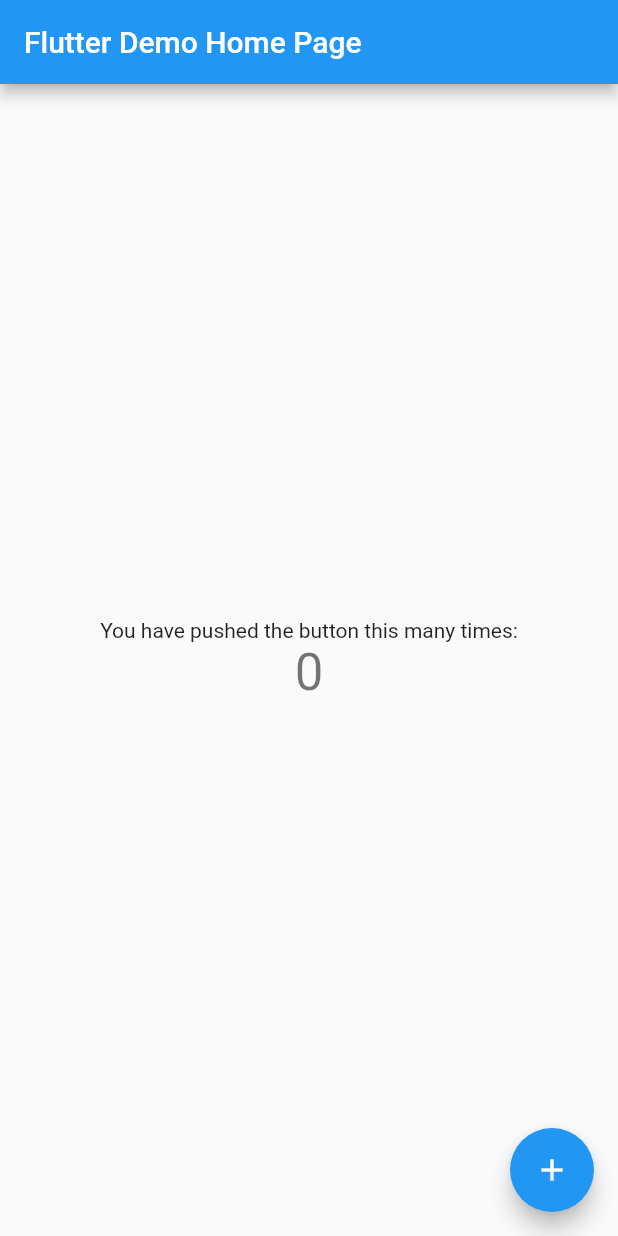
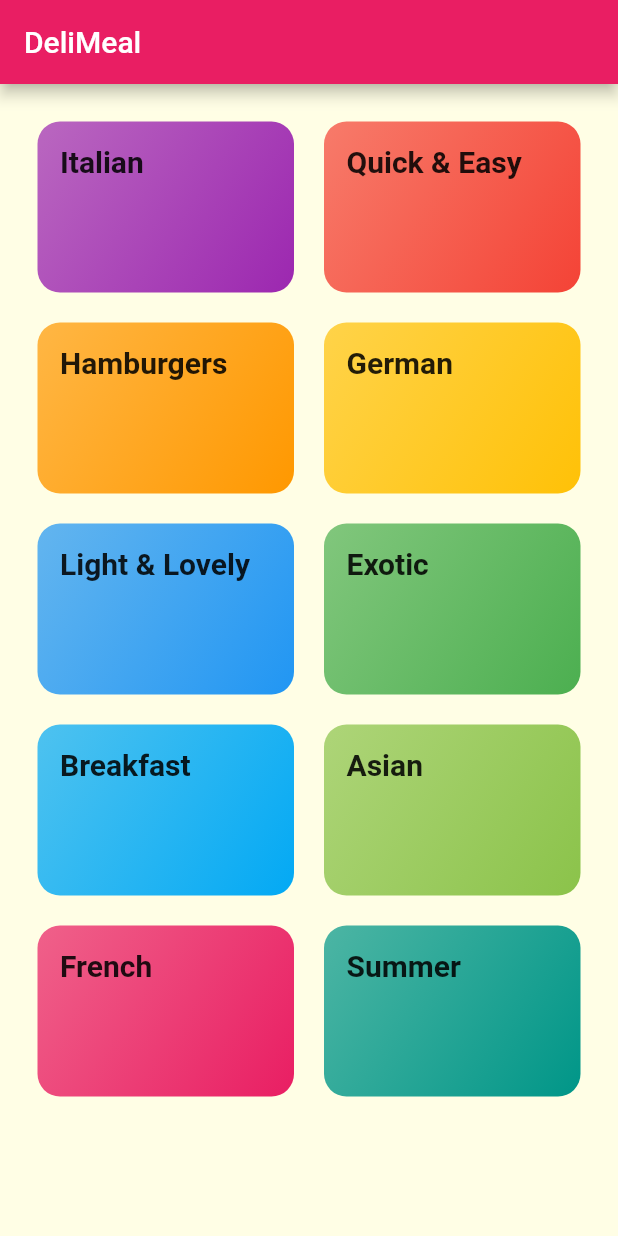
Before and after one commit to wyatthoffman4392/meal_app, a Flutter app: the screen it shows after launch, on a phone screen of 412 x 824 dp. Run offline on Flutter 3.47's test engine with Material 2 defaults, Android fonts, the phone set to English and light mode, and no system bars; Roboto replaces fonts that are missing (Raleway, RobotoCondensed).

Commit message:
Initial Category Layout added.

```diff
--- /dev/null
+++ b/lib/categories_screen.dart
@@ -0,0 +1,27 @@
+import 'package:flutter/material.dart';
+
+import './dummy_data.dart';
+import './category_item.dart';
+
+class CategoriesScreen extends StatelessWidget {
+  @override
+  Widget build(BuildContext context) {
+    return Scaffold(
+      appBar: AppBar(title: const Text('DeliMeal'),),
+      body: GridView(
+        padding: const EdgeInsets.all(25),
+        children: DUMMY_CATEGORIES
+            .map(
+              (catData) => CategoryItem(catData.title, catData.color),
+            )
+            .toList(),
+        gridDelegate: SliverGridDelegateWithMaxCrossAxisExtent(
+          maxCrossAxisExtent: 200,
+          childAspectRatio: 3 / 2,
+          crossAxisSpacing: 20,
+          mainAxisSpacing: 20,
+        ),
+      ),
+    );
+  }
+}
--- /dev/null
+++ b/lib/category_item.dart
@@ -0,0 +1,30 @@
+import 'package:flutter/material.dart';
+
+class CategoryItem extends StatelessWidget {
+  final String title;
+  final Color color;
+
+  CategoryItem(this.title, this.color);
+
+  @override
+  Widget build(BuildContext context) {
+    return Container(
+      padding: const EdgeInsets.all(15),
+      child: Text(
+        title,
+        style: Theme.of(context).textTheme.title,
+      ),
+      decoration: BoxDecoration(
+        gradient: LinearGradient(
+          colors: [
+            color.withOpacity(0.7),
+            color,
+          ],
+          begin: Alignment.topLeft,
+          end: Alignment.bottomRight,
+        ),
+        borderRadius: BorderRadius.circular(15),
+      ),
+    );
+  }
+}
--- /dev/null
+++ b/lib/dummy_data.dart
@@ -0,0 +1,56 @@
+import 'package:flutter/material.dart';
+
+import './models/category.dart';
+
+const DUMMY_CATEGORIES = const [
+  Category(
+    id: 'c1',
+    title: 'Italian',
+    color: Colors.purple,
+  ),
+  Category(
+    id: 'c2',
+    title: 'Quick & Easy',
+    color: Colors.red,
+  ),
+  Category(
+    id: 'c3',
+    title: 'Hamburgers',
+    color: Colors.orange,
+  ),
+  Category(
+    id: 'c4',
+    title: 'German',
+    color: Colors.amber,
+  ),
+  Category(
+    id: 'c5',
+    title: 'Light & Lovely',
+    color: Colors.blue,
+  ),
+  Category(
+    id: 'c6',
+    title: 'Exotic',
+    color: Colors.green,
+  ),
+  Category(
+    id: 'c7',
+    title: 'Breakfast',
+    color: Colors.lightBlue,
+  ),
+  Category(
+    id: 'c8',
+    title: 'Asian',
+    color: Colors.lightGreen,
+  ),
+  Category(
+    id: 'c9',
+    title: 'French',
+    color: Colors.pink,
+  ),
+  Category(
+    id: 'c10',
+    title: 'Summer',
+    color: Colors.teal,
+  ),
+];
--- a/lib/main.dart
+++ b/lib/main.dart
@@ -1,111 +1,36 @@
+import 'dart:ui';
+
 import 'package:flutter/material.dart';
+
+import './categories_screen.dart';
 
 void main() => runApp(MyApp());
 
 class MyApp extends StatelessWidget {
-  // This widget is the root of your application.
   @override
   Widget build(BuildContext context) {
     return MaterialApp(
-      title: 'Flutter Demo',
+      title: 'Deli Meals',
       theme: ThemeData(
-        // This is the theme of your application.
-        //
-        // Try running your application with "flutter run". You'll see the
-        // application has a blue toolbar. Then, without quitting the app, try
-        // changing the primarySwatch below to Colors.green and then invoke
-        // "hot reload" (press "r" in the console where you ran "flutter run",
-        // or simply save your changes to "hot reload" in a Flutter IDE).
-        // Notice that the counter didn't reset back to zero; the application
-        // is not restarted.
-        primarySwatch: Colors.blue,
+        primarySwatch: Colors.pink,
+        accentColor: Colors.amber,
+        canvasColor: Color.fromRGBO(255, 254, 229, 1),
+        fontFamily: 'Raleway',
+        textTheme: ThemeData.light().textTheme.copyWith(
+              body1: TextStyle(
+                color: Color.fromRGBO(20, 51, 51, 1),
+              ),
+              body2: TextStyle(
+                color: Color.fromRGBO(20, 51, 51, 1),
+              ),
+              title: TextStyle(
+                fontSize: 20,
+                fontFamily: 'RobotoCondensed',
+                fontWeight: FontWeight.bold,
+              ),
+            ),
       ),
-      home: MyHomePage(title: 'Flutter Demo Home Page'),
+      home: CategoriesScreen(),
     );
   }
 }
-
-class MyHomePage extends StatefulWidget {
-  MyHomePage({Key key, this.title}) : super(key: key);
-
-  // This widget is the home page of your application. It is stateful, meaning
-  // that it has a State object (defined below) that contains fields that affect
-  // how it looks.
-
-  // This class is the configuration for the state. It holds the values (in this
-  // case the title) provided by the parent (in this case the App widget) and
-  // used by the build method of the State. Fields in a Widget subclass are
-  // always marked "final".
-
-  final String title;
-
-  @override
-  _MyHomePageState createState() => _MyHomePageState();
-}
-
-class _MyHomePageState extends State<MyHomePage> {
-  int _counter = 0;
-
-  void _incrementCounter() {
-    setState(() {
-      // This call to setState tells the Flutter framework that something has
-      // changed in this State, which causes it to rerun the build method below
-      // so that the display can reflect the updated values. If we changed
-      // _counter without calling setState(), then the build method would not be
-      // called again, and so nothing would appear to happen.
-      _counter++;
-    });
-  }
-
-  @override
-  Widget build(BuildContext context) {
-    // This method is rerun every time setState is called, for instance as done
-    // by the _incrementCounter method above.
-    //
-    // The Flutter framework has been optimized to make rerunning build methods
-    // fast, so that you can just rebuild anything that needs updating rather
-    // than having to individually change instances of widgets.
-    return Scaffold(
-      appBar: AppBar(
-        // Here we take the value from the MyHomePage object that was created by
-        // the App.build method, and use it to set our appbar title.
-        title: Text(widget.title),
-      ),
-      body: Center(
-        // Center is a layout widget. It takes a single child and positions it
-        // in the middle of the parent.
-        child: Column(
-          // Column is also a layout widget. It takes a list of children and
-          // arranges them vertically. By default, it sizes itself to fit its
-          // children horizontally, and tries to be as tall as its parent.
-          //
-          // Invoke "debug painting" (press "p" in the console, choose the
-          // "Toggle Debug Paint" action from the Flutter Inspector in Android
-          // Studio, or the "Toggle Debug Paint" command in Visual Studio Code)
-          // to see the wireframe for each widget.
-          //
-          // Column has various properties to control how it sizes itself and
-          // how it positions its children. Here we use mainAxisAlignment to
-          // center the children vertically; the main axis here is the vertical
-          // axis because Columns are vertical (the cross axis would be
-          // horizontal).
-          mainAxisAlignment: MainAxisAlignment.center,
-          children: <Widget>[
-            Text(
-              'You have pushed the button this many times:',
-            ),
-            Text(
-              '$_counter',
-              style: Theme.of(context).textTheme.display1,
-            ),
-          ],
-        ),
-      ),
-      floatingActionButton: FloatingActionButton(
-        onPressed: _incrementCounter,
-        tooltip: 'Increment',
-        child: Icon(Icons.add),
-      ), // This trailing comma makes auto-formatting nicer for build methods.
-    );
-  }
-}
--- /dev/null
+++ b/lib/models/category.dart
@@ -0,0 +1,13 @@
+import 'package:flutter/material.dart';
+
+class Category {
+  final String id;
+  final String title;
+  final Color color;
+
+  const Category({
+    @required this.id,
+    @required this.title,
+    this.color = Colors.orange,
+  });
+}
```
Also changed, not shown: lib/assets/fonts/Raleway-Black.ttf (added), lib/assets/fonts/Raleway-Bold.ttf (added), lib/assets/fonts/Raleway-Regular.ttf (added), lib/assets/fonts/RobotoCondensed-Bold.ttf (added), lib/assets/fonts/RobotoCondensed-Italic.ttf (added), lib/assets/fonts/RobotoCondensed-Light.ttf (added), lib/assets/fonts/RobotoCondensed-Regular.ttf (added).
